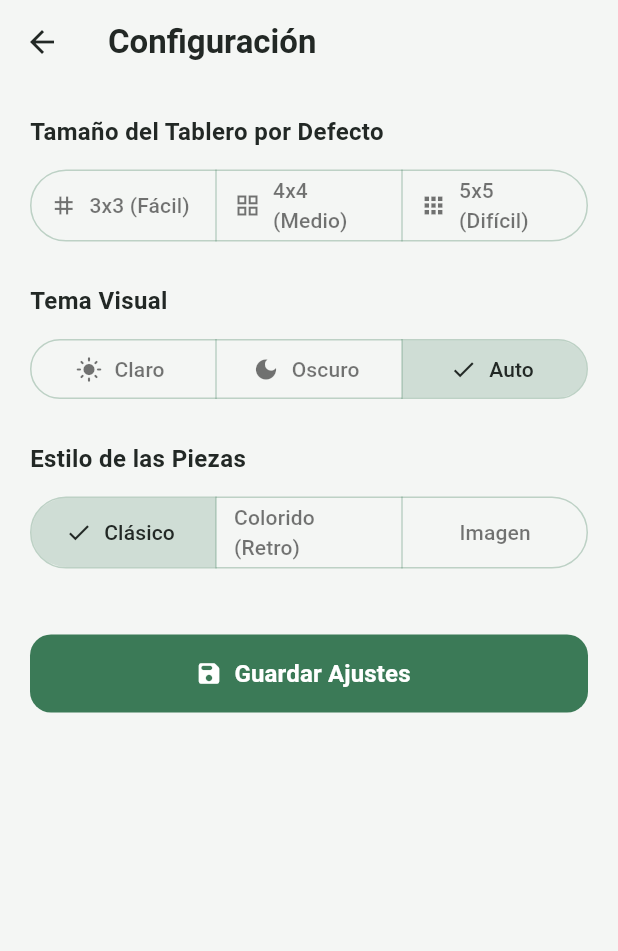
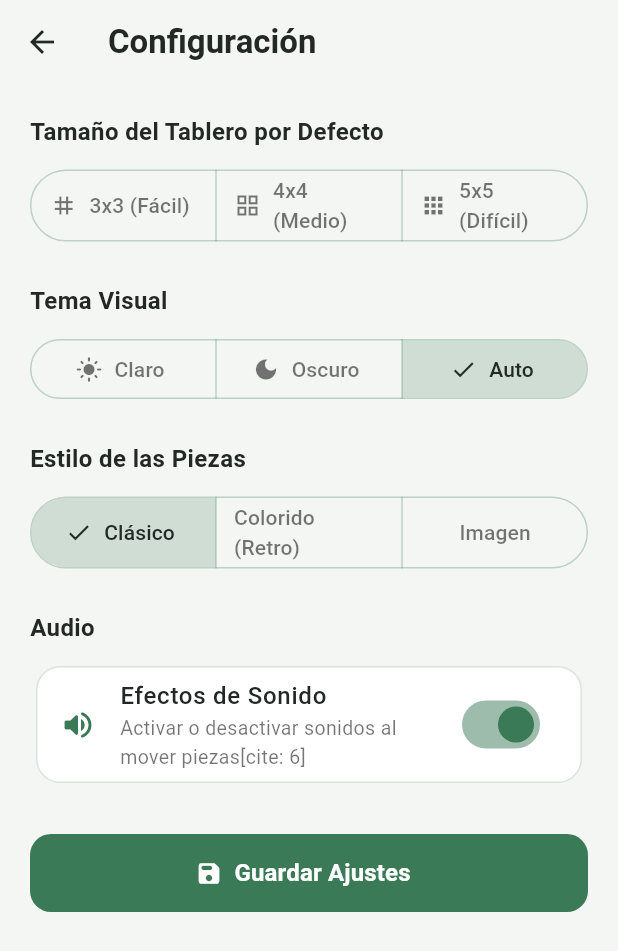
Before and after one commit to fenix1091/Microproyecto-15-Puzzle, a Flutter app: the screen it shows after launch, after a tap on "Configuración", on a phone screen of 412 x 824 dp. Shown: the top 951 px of the screen. Run offline on Flutter 3.47's test engine with Material 3 defaults, Android fonts, the phone set to English and light mode, and no system bars; our stand-ins replace shared_preferences.

Commit message:
Finalizado el prototipo del puzzle

```diff
--- a/lib/screens/configuraciones.dart
+++ b/lib/screens/configuraciones.dart
@@ -10,8 +10,10 @@ class ConfiguracionScreen extends StatefulWidget {
 
 class _ConfiguracionScreenState extends State<ConfiguracionScreen> {
   int? _boardSize;
-  String _themeMode = 'automatico';
-  String _pieceStyle = 'clasico';
+  String _themeMode = 'automatico'; // 'claro', 'oscuro', 'automatico'
+  String _pieceStyle = 'clasico'; // 'clasico', 'colorido', 'imagen'
+  bool _soundEnabled =
+      true; // Nuevo: Efectos de sonido activos/inactivos[cite: 6]
 
   @override
   void initState() {
@@ -27,6 +29,7 @@ class _ConfiguracionScreenState extends State<ConfiguracionScreen> {
           : null;
       _themeMode = prefs.getString('themeMode') ?? 'automatico';
       _pieceStyle = prefs.getString('pieceStyle') ?? 'clasico';
+      _soundEnabled = prefs.getBool('soundEnabled') ?? true;
     });
   }
 
@@ -39,6 +42,7 @@ class _ConfiguracionScreenState extends State<ConfiguracionScreen> {
     }
     await prefs.setString('themeMode', _themeMode);
     await prefs.setString('pieceStyle', _pieceStyle);
+    await prefs.setBool('soundEnabled', _soundEnabled);
 
     bool isDark =
         _themeMode == 'oscuro' ||
@@ -141,6 +145,7 @@ class _ConfiguracionScreenState extends State<ConfiguracionScreen> {
             ),
             const SizedBox(height: 24),
 
+            // Tema visual (Claro / Oscuro / Automático)
             Text(
               'Tema Visual',
               style: TextStyle(
@@ -211,8 +216,48 @@ class _ConfiguracionScreenState extends State<ConfiguracionScreen> {
                 setState(() => _pieceStyle = newSelection.first);
               },
             ),
-            const SizedBox(height: 40),
+            const SizedBox(height: 24),
 
+            // Efectos de Sonido (sin música, tal como pide la rúbrica)
+            Text(
+              'Audio',
+              style: TextStyle(
+                fontSize: 16,
+                fontWeight: FontWeight.bold,
+                color: textColor,
+              ),
+            ),
+            const SizedBox(height: 10),
+            Card(
+              color: cardColor,
+              elevation: 0,
+              shape: RoundedRectangleBorder(
+                borderRadius: BorderRadius.circular(16),
+                side: BorderSide(color: primaryColor.withValues(alpha: 0.2)),
+              ),
+              child: SwitchListTile(
+                title: Text(
+                  'Efectos de Sonido',
+                  style: TextStyle(
+                    color: textColor,
+                    fontWeight: FontWeight.w500,
+                  ),
+                ),
+                subtitle: Text(
+                  'Activar o desactivar sonidos al mover piezas[cite: 6]',
+                  style: TextStyle(color: subtitleColor, fontSize: 13),
+                ),
+                secondary: Icon(Icons.volume_up_rounded, color: primaryColor),
+                activeThumbColor: primaryColor,
+                value: _soundEnabled,
+                onChanged: (value) {
+                  setState(() => _soundEnabled = value);
+                },
+              ),
+            ),
+            const SizedBox(height: 30),
+
+            // Botón Guardar
             SizedBox(
               width: double.infinity,
               height: 52,
--- a/lib/screens/juego.dart
+++ b/lib/screens/juego.dart
@@ -17,6 +17,7 @@ class _JuegoScreenState extends State<JuegoScreen> {
   int _moves = 0;
   bool _isDarkMode = false;
   String _pieceStyle = 'clasico';
+  bool _soundEnabled = true; // Variable para la preferencia de sonido
   bool _isWon = false;
 
   // Imagen de ejemplo para el modo imagen
@@ -55,6 +56,7 @@ class _JuegoScreenState extends State<JuegoScreen> {
                   Brightness.dark);
 
       _pieceStyle = prefs.getString('pieceStyle') ?? 'clasico';
+      _soundEnabled = prefs.getBool('soundEnabled') ?? true;
     });
     _initializeBoard();
   }
@@ -115,6 +117,8 @@ class _JuegoScreenState extends State<JuegoScreen> {
     int emptyIndex = _board.indexOf(0);
     if (_getValidMoves(emptyIndex).contains(index)) {
       if (!_timerRunning) _startTimer();
+
+      // Aquí puedes usar _soundEnabled si deseas reproducir efectos de sonido al mover
 
       setState(() {
         _board[emptyIndex] = _board[index];
@@ -184,7 +188,6 @@ class _JuegoScreenState extends State<JuegoScreen> {
     return '${mins.toString().padLeft(2, '0')}:${secs.toString().padLeft(2, '0')}';
   }
 
-  // Renderiza el fragmento de la imagen recortado correctamente
   Widget _buildImageTile(int tileValue, Color primaryColor) {
     int correctIndex = tileValue - 1;
     int row = correctIndex ~/ _boardSize;
```
